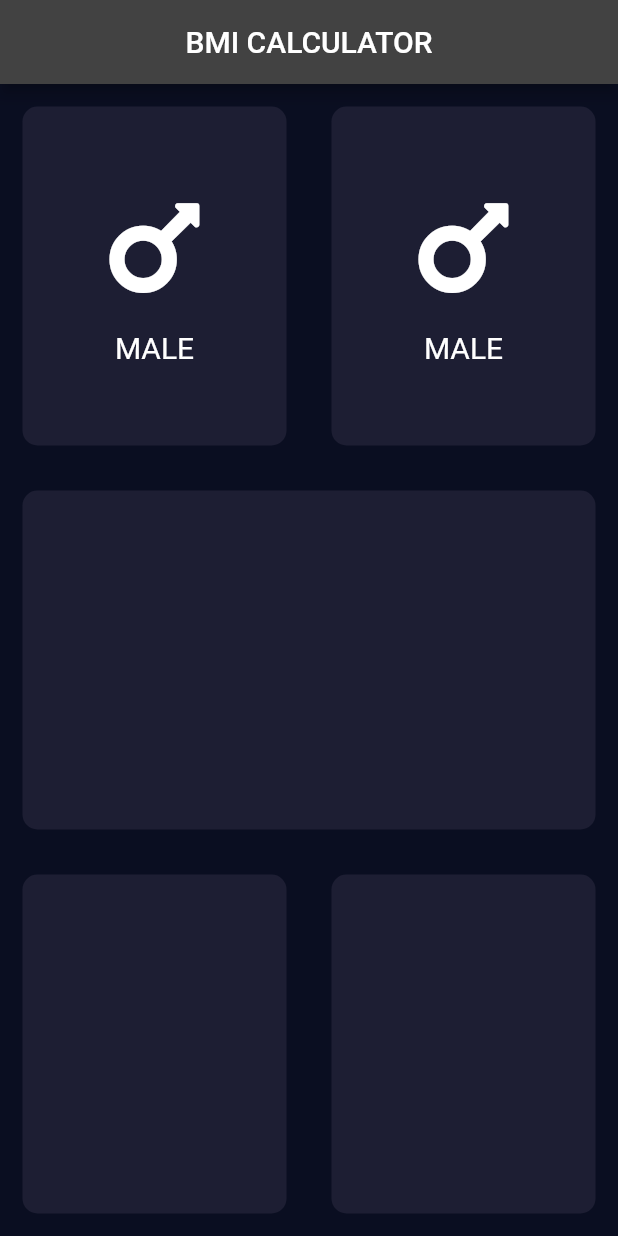
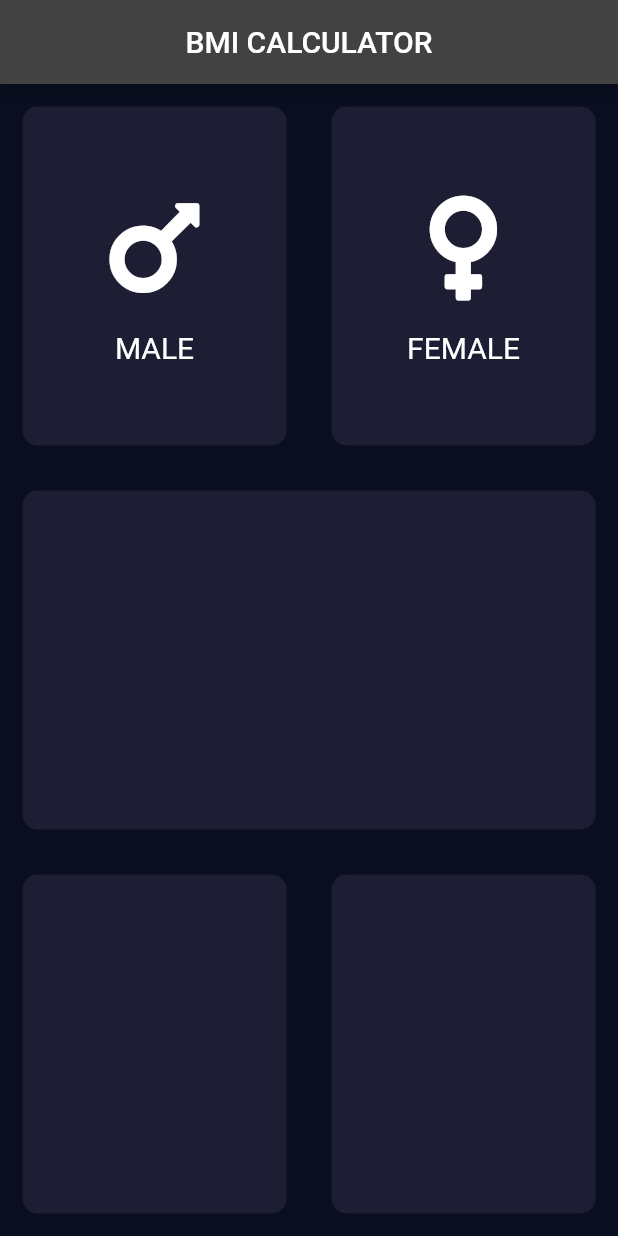
Before and after one commit to Santhosh1209/bmi_calculator, a Flutter app: the screen it shows after launch, on a phone screen of 412 x 824 dp. Run offline on Flutter 3.47's test engine with Material 2 defaults, Android fonts, the phone set to English and light mode, and no system bars; our stand-ins replace font_awesome_flutter.

```diff
--- /dev/null
+++ b/lib/genderselect.dart
@@ -0,0 +1,31 @@
+import 'package:flutter/material.dart';
+
+// custom widget to make gender selection easier
+class GenderSelect extends StatelessWidget {
+  GenderSelect({required this.gender,required this.icon});
+  final String gender;
+  final IconData icon;
+
+  @override
+  Widget build(BuildContext context) {
+    return Column(
+      mainAxisAlignment: MainAxisAlignment.center,
+      children: [
+        Icon(
+          icon,
+          size: 80.0,
+        ),
+        SizedBox(
+          height: 15.0,
+          width: 15.0,
+        ),
+        Text(
+          gender,
+          style: TextStyle
+            (
+            fontSize: 20.0,
+          ),)
+      ],
+    );
+  }
+}
--- a/lib/main.dart
+++ b/lib/main.dart
@@ -1,5 +1,7 @@
 import 'package:flutter/material.dart';
 import 'package:font_awesome_flutter/font_awesome_flutter.dart';
+import 'genderselect.dart';
+import 'reusablecard.dart';
 void main() {
   runApp( bmi()
   );
@@ -43,13 +45,19 @@ class _pageState extends State<page> {
                 Expanded(
                   child: ReusableCard(
                     colour: Color(0xF1D1E33),
-                    cardChild: GenderSelect()
+                    cardChild: GenderSelect(
+                      icon: FontAwesomeIcons.mars,
+                      gender: 'MALE',
+                    )
                 ),
                 ),
                 Expanded(child:
                 ReusableCard(
                   colour: Color(0xF1D1E33),
-                    cardChild: GenderSelect()
+                    cardChild: GenderSelect(
+                      icon: FontAwesomeIcons.venus,
+                      gender: 'FEMALE',
+                    )
                 )
                 ),
         ],
@@ -81,53 +89,3 @@ class _pageState extends State<page> {
     );
   }
 }
-
-class GenderSelect extends StatelessWidget {
-  const GenderSelect({
-    super.key,
-  });
-
-  @override
-  Widget build(BuildContext context) {
-    return Column(
-      mainAxisAlignment: MainAxisAlignment.center,
-      children: [
-        Icon(
-        FontAwesomeIcons.mars,
-          size: 80.0,
-      ),
-        SizedBox(
-          height: 15.0,
-          width: 15.0,
-        ),
-        Text('MALE',
-        style: TextStyle
-          (
-          fontSize: 20.0,
-        ),)
-    ],
-                  );
-  }
-}
-// custom widget created for each container
-class ReusableCard extends StatelessWidget {
-  ReusableCard({required this.colour,this.cardChild});
-  // required is used to ensure that colour must always be given as a parameter when calling an object of this class
-  // by doing this, we can customize the colour of every unique ResuableCard widget
-
-  final Color colour; // Color property of this class
-  // Here, 'final' is used to ensure that the value of colour can only be initialized when calling an object and not otherwise
-  final Widget? cardChild; // child property of this class ; ? is used to allow null values
-  @override
-  Widget build(BuildContext context) {
-    return Container
-      (
-      child: cardChild,
-        margin: EdgeInsets.all(15.0),
-        decoration: BoxDecoration(
-            color: Color(0xFF1D1E33),
-            borderRadius: BorderRadius.circular(10.0)
-        )
-    );
-  }
-}
--- /dev/null
+++ b/lib/reusablecard.dart
@@ -0,0 +1,23 @@
+import 'package:flutter/material.dart';
+// custom widget created for each container
+class ReusableCard extends StatelessWidget {
+ReusableCard({required this.colour,this.cardChild});
+// required is used to ensure that colour must always be given as a parameter when calling an object of this class
+// by doing this, we can customize the colour of every unique ResuableCard widget
+
+final Color colour; // Color property of this class
+// Here, 'final' is used to ensure that the value of colour can only be initialized when calling an object and not otherwise
+final Widget? cardChild; // child property of this class ; ? is used to allow null values
+@override
+Widget build(BuildContext context) {
+return Container
+(
+child: cardChild,
+margin: EdgeInsets.all(15.0),
+decoration: BoxDecoration(
+color: Color(0xFF1D1E33),
+borderRadius: BorderRadius.circular(10.0)
+)
+);
+}
+}
```
